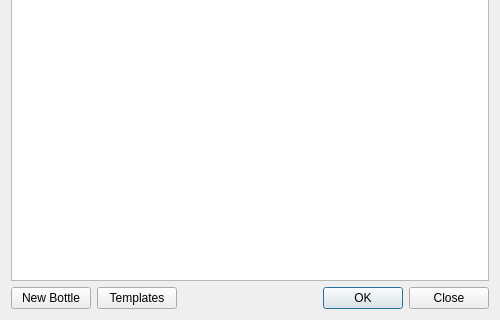
This is ui/bottle_selector.ui in rubiojr/bottles as Qt 5 draws it before an edit; both pictures show x 0 to 500 and y 160 to 480 of the 500 by 480 pixel window. The edited form follows.
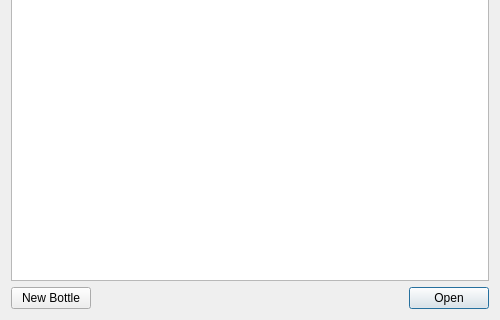
This is the edited form.

Commit message: * FEATURE: Templates implemented * Minor UI tweaks * New icons * Updated README

Diff of the .ui file:
```diff
--- a/ui/bottle_selector.ui
+++ b/ui/bottle_selector.ui
@@ -59,13 +59,6 @@
        </property>
       </widget>
      </item>
-     <item>
-      <widget class="QPushButton" name="templatesButton">
-       <property name="text">
-        <string>Templates</string>
-       </property>
-      </widget>
-     </item>
      <item>
       <spacer name="horizontalSpacer">
        <property name="orientation">
@@ -85,7 +78,7 @@
         <enum>Qt::Horizontal</enum>
        </property>
        <property name="standardButtons">
-        <set>QDialogButtonBox::Close|QDialogButtonBox::Ok</set>
+        <set>QDialogButtonBox::Open</set>
        </property>
        <property name="centerButtons">
         <bool>false</bool>
```
The commit also changes 8 other files.
